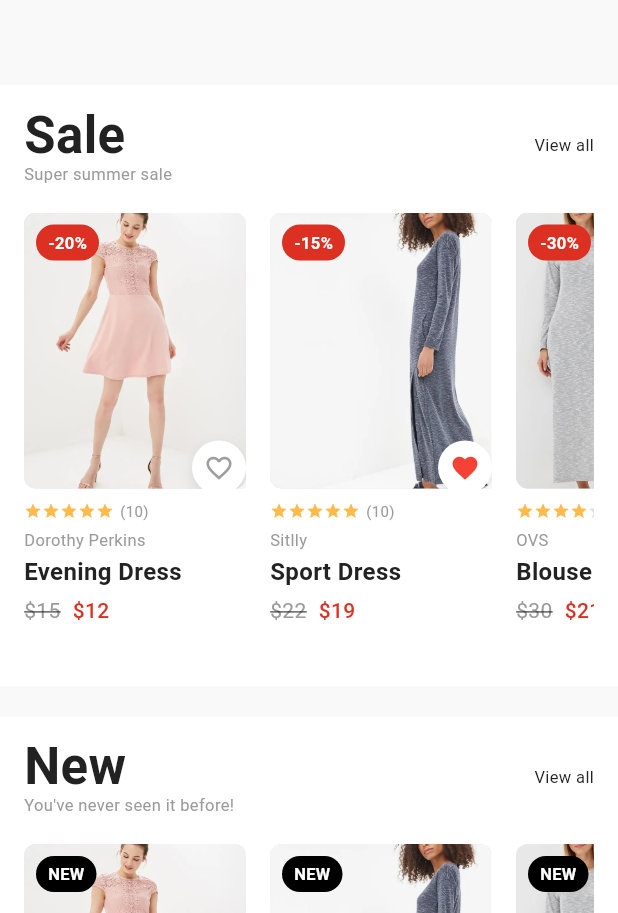
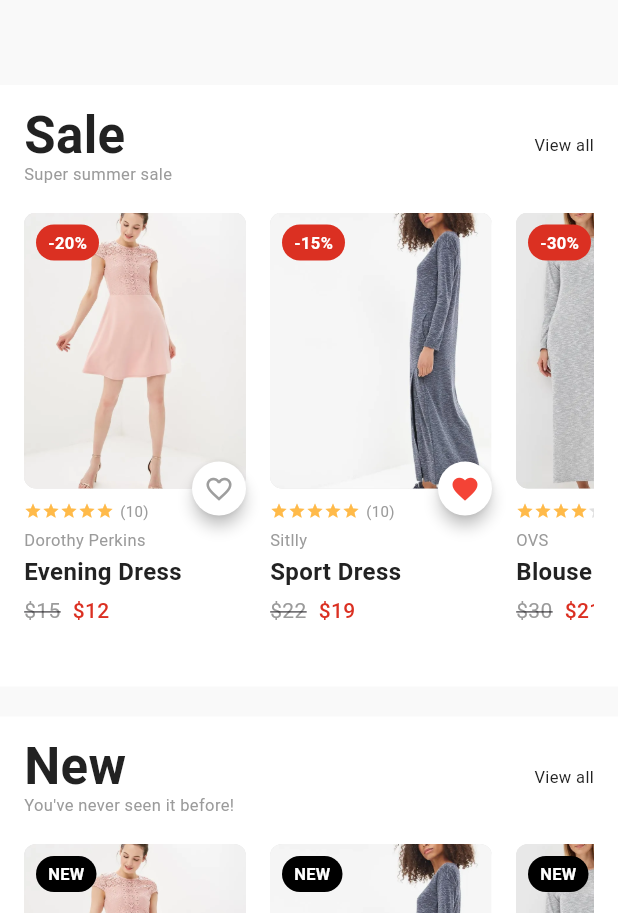
Before and after one commit to gheorghe133/PAM, a Flutter app: the screen it shows after launch, on a phone screen of 412 x 824 dp, the part 323-1236 px from its top. Run offline on Flutter 3.47's test engine with Material 3 defaults, Android fonts, the phone set to English and light mode, and no system bars; network calls fail; Roboto replaces fonts that are missing (SF Pro Display).

Commit message:
adjust favorite button for cards

```diff
--- a/Lab 2/lib/widgets/product_card.dart
+++ b/Lab 2/lib/widgets/product_card.dart
@@ -28,8 +28,40 @@ class ProductCard extends StatelessWidget {
           crossAxisAlignment: CrossAxisAlignment.start,
           children: [
             // Product Image with Sale Label and Favorite Button
-            _buildProductImage(),
+            Stack(
+              clipBehavior: Clip.none, // Permite butonului să depășească marginile
+              children: [
+                _buildProductImage(),
+                // Favorite Button (outside image container to allow overflow)
+                Positioned(
+                  bottom: -18, // Jumătate din înălțimea butonului (36px / 2 = 18px) sub marginea imaginii
+                  right: 0,
+                  child: Material(
+                    elevation: 4,
+                    shape: CircleBorder(),
+                    color: Colors.white,
+                    child: InkWell(
+                      onTap: onFavoritePressed,
+                      customBorder: CircleBorder(),
+                      child: Container(
+                        width: 36,
+                        height: 36,
+                        decoration: BoxDecoration(
+                          shape: BoxShape.circle,
+                        ),
+                        child: Icon(
+                          product.isFavorite ? Icons.favorite : Icons.favorite_border,
+                          size: 20,
+                          color: product.isFavorite ? Colors.red : Colors.grey,
+                        ),
+                      ),
+                    ),
+                  ),
+                ),
+              ],
+            ),
 
+            // Spațiu normal între imagine și rating
             SizedBox(height: 8),
 
             // Rating
@@ -113,34 +145,7 @@ class ProductCard extends StatelessWidget {
               ),
             ),
 
-          // Favorite Button
-          Positioned(
-            bottom: -4,
-            right: 0,
-            child: GestureDetector(
-              onTap: onFavoritePressed,
-              child: Container(
-                width: 36,
-                height: 36,
-                decoration: BoxDecoration(
-                  color: Colors.white,
-                  shape: BoxShape.circle,
-                  boxShadow: [
-                    BoxShadow(
-                      color: Colors.black.withOpacity(0.1),
-                      blurRadius: 8,
-                      offset: Offset(0, 4),
-                    ),
-                  ],
-                ),
-                child: Icon(
-                  product.isFavorite ? Icons.favorite : Icons.favorite_border,
-                  size: 20,
-                  color: product.isFavorite ? Colors.red : Colors.grey,
-                ),
-              ),
-            ),
-          ),
+
         ],
       ),
     );
```
Also changed, not shown: Lab 2/lib/models/product.dart (line endings or trailing spaces).
